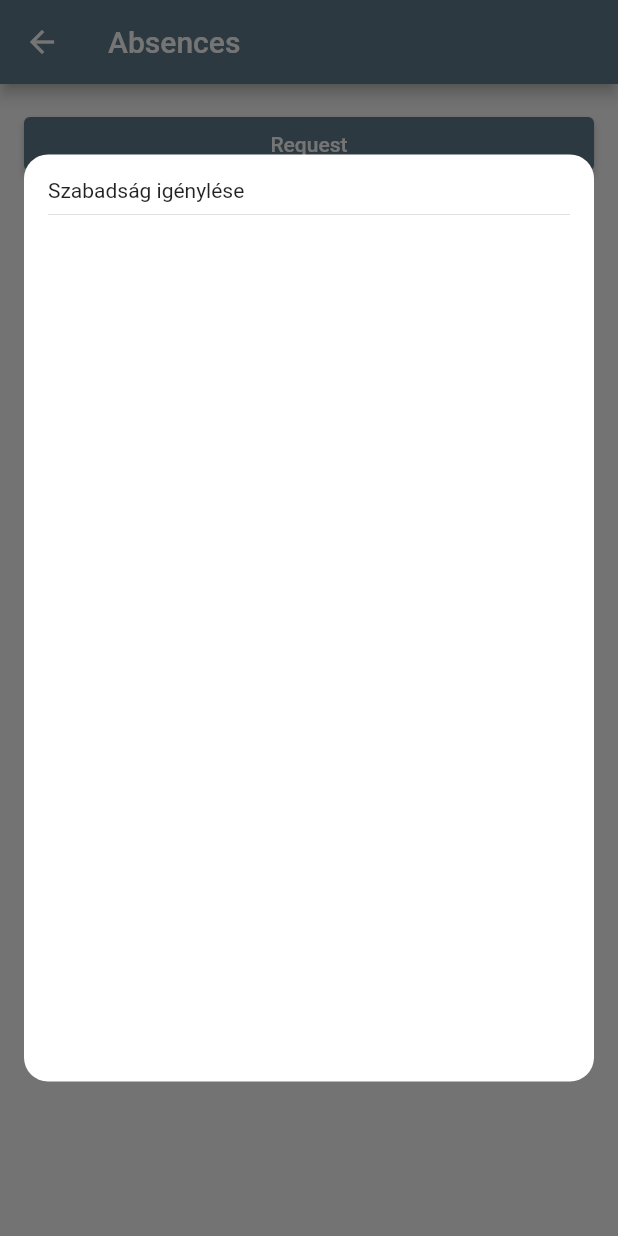
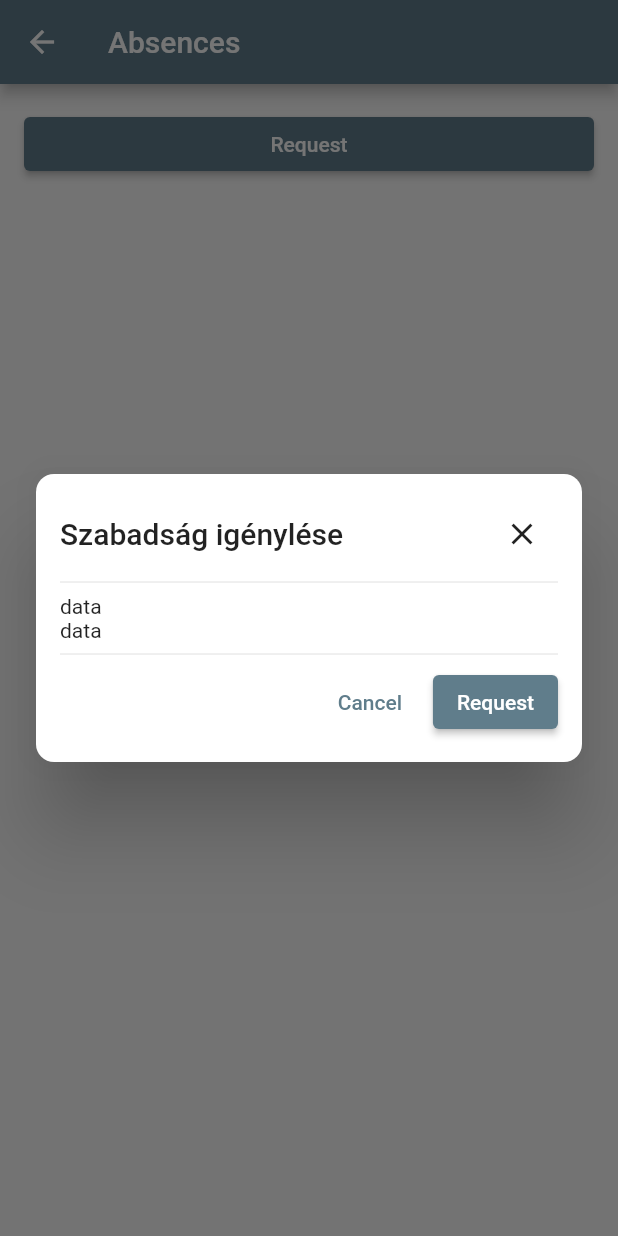
Before and after one commit to jaklia/pm_flutter, a Flutter app: the LeavesScreen screen opened directly, after a tap on "Request", on a phone screen of 412 x 824 dp. Run offline on Flutter 3.47's test engine with Material 2 defaults, Android fonts, the phone set to English and light mode, and no system bars; our stand-ins replace dio, jwt_decoder, rxdart, shared_preferences, table_calendar; accounts and stored records are empty; generated files the repository leaves out were written again; network calls fail.

Commit message:
form dialog added

```diff
--- /dev/null
+++ b/lib/components/form_dialog.dart
@@ -0,0 +1,163 @@
+import 'package:flutter/material.dart';
+
+class FormDialog extends StatelessWidget {
+  final String title;
+  final List<Widget> children;
+  final Function onSubmit;
+
+  FormDialog({this.title, this.children, this.onSubmit});
+
+  @override
+  Widget build(BuildContext context) {
+    return Dialog(
+      insetPadding: const EdgeInsets.symmetric(
+        vertical: 60,
+        horizontal: 24,
+      ),
+      shape: RoundedRectangleBorder(
+        borderRadius: BorderRadius.circular(12),
+      ),
+      child: Padding(
+        padding: const EdgeInsets.all(16),
+        child: Column(
+          mainAxisSize: MainAxisSize.min,
+          crossAxisAlignment: CrossAxisAlignment.start,
+          children: [
+            renderHeader(context),
+            Divider(),
+            renderBody(context),
+            Divider(),
+            renderFooter(context)
+          ],
+        ),
+      ),
+    );
+  }
+
+  Widget renderBody(BuildContext context) {
+    return Flexible(
+      child: SingleChildScrollView(
+        child: Column(
+          mainAxisSize: MainAxisSize.min,
+          crossAxisAlignment: CrossAxisAlignment.stretch,
+          children: children,
+        ),
+      ),
+    );
+  }
+
+  Row renderFooter(BuildContext context) {
+    return Row(
+      mainAxisAlignment: MainAxisAlignment.end,
+      children: [
+        TextButton(
+          onPressed: () {
+            Navigator.of(context).pop();
+          },
+          child: Text('Cancel'),
+        ),
+        SizedBox(width: 10),
+        ElevatedButton(
+          onPressed: () {},
+          child: Text('Request'),
+        ),
+      ],
+    );
+  }
+
+  Row renderHeader(BuildContext context) {
+    return Row(
+      mainAxisAlignment: MainAxisAlignment.spaceBetween,
+      children: [
+        Text(
+          title,
+          style: Theme.of(context).textTheme.headline6,
+        ),
+        IconButton(
+          icon: Icon(Icons.close),
+          onPressed: () {
+            Navigator.of(context).pop();
+          },
+        ),
+      ],
+    );
+  }
+}
+
+
+
+
+
+/*
+
+import 'package:flutter/material.dart';
+
+class FormDialog extends StatelessWidget {
+  final title;
+
+  FormDialog({this.title});
+
+  @override
+  Widget build(BuildContext context) {
+    return Dialog(
+      insetPadding: const EdgeInsets.symmetric(
+        vertical: 60,
+        horizontal: 24,
+      ),
+      shape: RoundedRectangleBorder(
+        borderRadius: BorderRadius.circular(12),
+      ),
+      child: Padding(
+        padding: const EdgeInsets.all(16),
+        child: Column(
+          crossAxisAlignment: CrossAxisAlignment.start,
+          children: [
+            Row(
+              mainAxisAlignment: MainAxisAlignment.spaceBetween,
+              children: [
+                Text(
+                  title,
+                  style: Theme.of(context).textTheme.headline6,
+                ),
+                IconButton(
+                  icon: Icon(Icons.close),
+                  onPressed: () {
+                    Navigator.of(context).pop();
+                  },
+                ),
+              ],
+            ),
+            Divider(),
+            Expanded(
+              child: ListView(
+                children: [
+                  Text('start date'),
+                  Text('end date'),
+                ],
+              ),
+            ),
+            Divider(),
+            Row(
+              mainAxisAlignment: MainAxisAlignment.end,
+              children: [
+                TextButton(
+                  onPressed: () {
+                    Navigator.of(context).pop();
+                  },
+                  child: Text('Cancel'),
+                ),
+                SizedBox(width: 10),
+                ElevatedButton(
+                  onPressed: () {},
+                  child: Text('Request'),
+                ),
+              ],
+            )
+          ],
+        ),
+      ),
+    );
+  }
+}
+
+*/
--- a/lib/main.dart
+++ b/lib/main.dart
@@ -55,6 +55,7 @@ class MyApp extends StatelessWidget {
         title: 'pm_flutter',
         theme: ThemeData(
           brightness: Brightness.light,
+          // 93, 161, 139
           primarySwatch: Colors.blueGrey,
         ),
         // darkTheme: ThemeData(
--- a/lib/screens/leaves.dart
+++ b/lib/screens/leaves.dart
@@ -3,6 +3,7 @@ import 'package:flutter/services.dart';
 import 'package:intl/intl.dart';
 import 'package:pm_flutter/app_localizations.dart';
 import 'package:pm_flutter/bloc/leaves/leaves_bloc.dart';
+import 'package:pm_flutter/components/form_dialog.dart';
 import 'package:pm_flutter/components/simple_info_row.dart';
 import 'package:pm_flutter/constants/localization.dart';
 import 'package:pm_flutter/models/leave.dart';
@@ -21,43 +22,6 @@ class _LeavesScreenState extends State<LeavesScreen> {
     super.didChangeDependencies();
     _leavesBloc = Provider.of(context);
     _leavesBloc.getLeaves();
-  }
-
-  Widget editLeaveFormDialog(BuildContext context) {
-    return Container(
-      padding: const EdgeInsets.symmetric(horizontal: 16),
-      child: FractionallySizedBox(
-        heightFactor: 0.75,
-        child: Material(
-          color: Colors.transparent,
-          child: Container(
-            width: double.infinity,
-            padding: const EdgeInsets.all(16),
-            decoration: BoxDecoration(
-              borderRadius: BorderRadius.all(
-                Radius.circular(16),
-              ),
-              color: Colors.white,
-            ),
-            child: Column(
-              children: [
-                Row(
-                  mainAxisAlignment: MainAxisAlignment.spaceBetween,
-                  children: [
-                    Text("Szabadság igénylése"),
-                    // InkWell(
-                    //   child: Icon(Icons.close),
-                    //   onTap: () {},
-                    // )
-                  ],
-                ),
-                Divider(),
-              ],
-            ),
-          ),
-        ),
-      ),
-    );
   }
 
   @override
@@ -81,7 +45,13 @@ class _LeavesScreenState extends State<LeavesScreen> {
                   ),
                   onPressed: () => showDialog(
                     context: context,
-                    builder: editLeaveFormDialog,
+                    builder: (_) => FormDialog(
+                      title: 'Szabadság igénylése',
+                      children: [
+                        Text("data"),
+                        Text("data"),
+                      ],
+                    ),
                     barrierDismissible: false,
                   ),
                 ),
```
